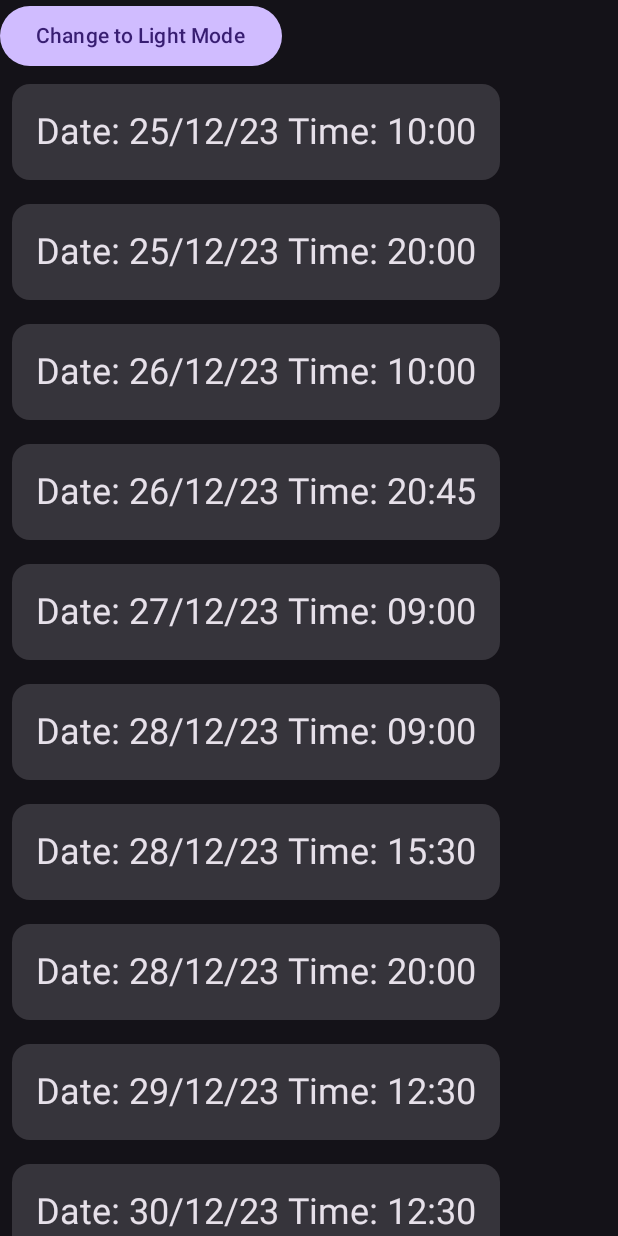
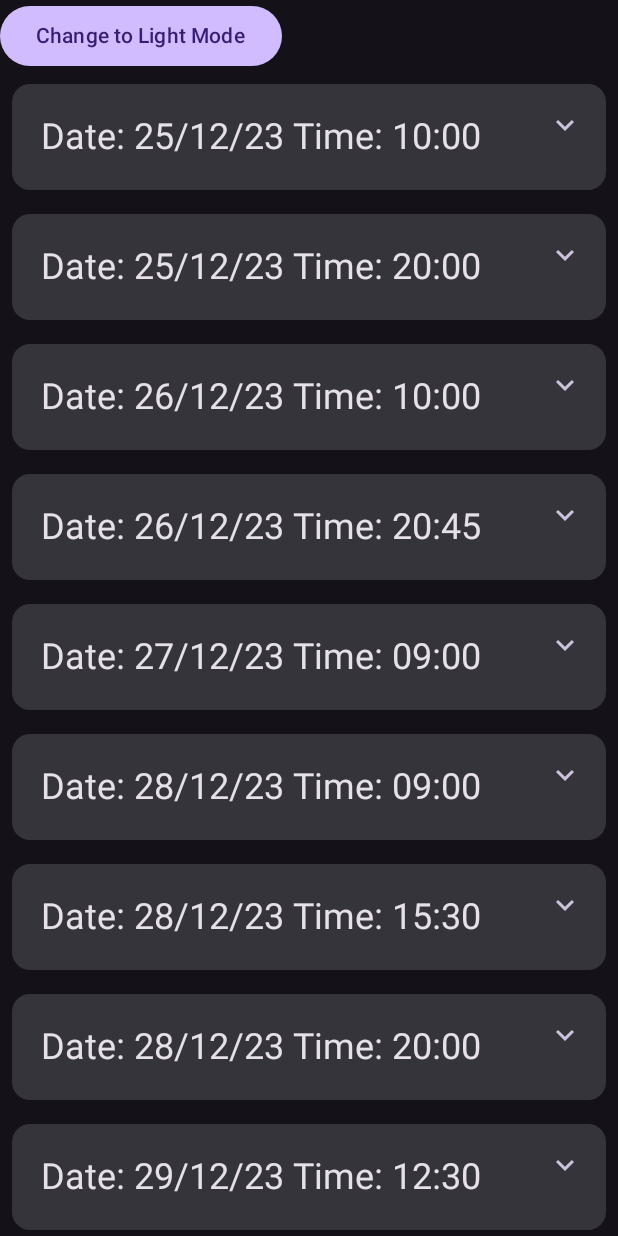
Before and after one commit to cianashby1337/Mobile_Integration_CA3, an Android app built with Jetpack Compose: the screen it shows after launch (MainActivity), on a phone screen of 412 x 824 dp. Run offline under Robolectric (Android 15) with nearby library versions, the phone set to English and light mode, and no system bars.

```diff
--- a/app/build.gradle.kts
+++ b/app/build.gradle.kts
@@ -59,6 +59,7 @@ dependencies {
     implementation("androidx.compose.ui:ui-graphics")
     implementation("androidx.compose.ui:ui-tooling-preview")
     implementation("androidx.compose.material3:material3")
+    implementation("androidx.compose.material:material-icons-extended")
     testImplementation("junit:junit:4.13.2")
     androidTestImplementation("androidx.test.ext:junit:1.1.5")
     androidTestImplementation("androidx.test.espresso:espresso-core:3.5.1")
--- a/app/src/main/java/com/example/mobile_integration_ca3/MainActivity.kt
+++ b/app/src/main/java/com/example/mobile_integration_ca3/MainActivity.kt
@@ -2,10 +2,15 @@ package com.example.mobile_integration_ca3
 
 import Datasource
 import android.os.Bundle
+import androidx.compose.foundation.layout.Spacer
 import android.util.Log
+import androidx.compose.animation.animateContentSize
 import androidx.activity.ComponentActivity
 import androidx.activity.compose.setContent
+import androidx.annotation.StringRes
 import androidx.compose.foundation.layout.fillMaxSize
+import androidx.compose.animation.core.Spring
+import androidx.compose.animation.core.spring
 import androidx.compose.material3.MaterialTheme
 import androidx.compose.material3.Surface
 import androidx.compose.material3.Text
@@ -23,13 +28,22 @@ import androidx.compose.foundation.lazy.LazyColumn
 import androidx.compose.foundation.lazy.items
 import androidx.compose.foundation.layout.Column
 import androidx.compose.foundation.Image
+import androidx.compose.foundation.layout.Row
+import androidx.compose.foundation.layout.fillMaxWidth
 import androidx.compose.material3.Button
+import androidx.compose.material3.IconButton
 import androidx.compose.runtime.getValue
 import androidx.compose.runtime.mutableStateOf
 import androidx.compose.runtime.remember
 import androidx.compose.runtime.setValue
 import androidx.compose.ui.res.painterResource
 import androidx.compose.ui.res.stringResource
+import androidx.compose.material.icons.filled.ExpandMore
+import androidx.compose.material.icons.Icons
+import androidx.compose.material.icons.filled.ExpandLess
+import androidx.compose.material3.Icon
+import androidx.compose.material3.IconButton
+import androidx.compose.ui.res.dimensionResource
 
 
 class MainActivity : ComponentActivity() {
@@ -65,24 +79,94 @@ fun DosesApp() {
 
 @Composable
 fun DoseCard(dose: Dose, modifier: Modifier = Modifier) {
+    var expanded by remember { mutableStateOf(false) }
     Card(modifier = modifier) {
-        Text(
-                text = LocalContext.current.getString(dose.stringResourceId),
-                modifier = Modifier.padding(16.dp),
-                style = MaterialTheme.typography.headlineSmall
-            )
+        Column(
+            modifier = Modifier
+                .animateContentSize(
+                    animationSpec = spring(
+                        dampingRatio = Spring.DampingRatioNoBouncy,
+                        stiffness = Spring.StiffnessMedium)
+                )
+        ) {
+            Row(
+                modifier = Modifier
+                    .fillMaxWidth()
+                    .padding(3.dp)
+            ) {
+                Text(
+                    text = LocalContext.current.getString(dose.datetime),
+                    modifier = Modifier.padding(16.dp),
+                    style = MaterialTheme.typography.headlineSmall
+                )
+                Spacer(modifier = Modifier.weight(1f))
+                DoseCardButton(
+                    expanded = expanded,
+                    onClick = { expanded = !expanded  }
+
+                )
+            }
+            if (expanded) {
+                DoseContents(
+                    dose.contents,
+                    modifier = Modifier.padding(
+                        start = 5.dp,
+                        top = 3.dp,
+                        end = 5.dp,
+                        bottom = 5.dp
+                    )
+                )
+            }
+        }
     }
-    Log.d("DoseCard","DoseCard successfully loaded with the string:" + LocalContext.current.getString(dose.stringResourceId))
+    Log.d("DoseCard","DoseCard successfully loaded with the string:" + LocalContext.current.getString(dose.datetime))
     // Looking at Logcat, we observe that two list items above/below the currently
     // visible list items are loaded. This is the result of using a LazyColumn, which
     // renders a more narrow range of items that need to be visible. Performance benefit
+}
+
+@Composable
+private fun DoseCardButton(
+    expanded: Boolean,
+    onClick: () -> Unit,
+    modifier: Modifier = Modifier
+) {
+    IconButton(
+        onClick = onClick,
+        modifier = modifier
+    ) {
+        Icon(
+            imageVector = if (expanded) Icons.Filled.ExpandLess else Icons.Filled.ExpandMore,
+            contentDescription = stringResource(R.string.expand_button_content_description),
+            tint = MaterialTheme.colorScheme.secondary
+        )
+    }
+}
+
+@Composable
+fun DoseContents(
+    @StringRes contents: Int,
+    modifier: Modifier = Modifier
+) {
+    Column(
+        modifier = modifier
+    ) {
+        Text(
+            text = "Contents:",
+            style = MaterialTheme.typography.labelSmall
+        )
+        Text(
+            text = stringResource(contents),
+            style = MaterialTheme.typography.bodyLarge
+        )
+    }
 }
 
 @Preview
 @Composable
 private fun DoseCardPreview() {
     Mobile_Integration_CA3Theme(darkTheme = true) {
-        DoseCard(Dose(R.string.Dose1))
+        DoseCard(Dose(R.string.Dose1,R.string.Contents1))
     }
 }
 
--- a/app/src/main/java/com/example/mobile_integration_ca3/data/Datasource.kt
+++ b/app/src/main/java/com/example/mobile_integration_ca3/data/Datasource.kt
@@ -4,45 +4,45 @@ import com.example.mobile_integration_ca3.model.Dose
 class Datasource() {
     fun loadDoses(): List<Dose> {
         return listOf<Dose>(
-            Dose(R.string.Dose1),
-            Dose(R.string.Dose2),
-            Dose(R.string.Dose3),
-            Dose(R.string.Dose4),
-            Dose(R.string.Dose5),
-            Dose(R.string.Dose6),
-            Dose(R.string.Dose7),
-            Dose(R.string.Dose8),
-            Dose(R.string.Dose9),
-            Dose(R.string.Dose10),
-            Dose(R.string.Dose11),
-            Dose(R.string.Dose12),
-            Dose(R.string.Dose13),
-            Dose(R.string.Dose14),
-            Dose(R.string.Dose15),
-            Dose(R.string.Dose16),
-            Dose(R.string.Dose17),
-            Dose(R.string.Dose18),
-            Dose(R.string.Dose19),
-            Dose(R.string.Dose20),
-            Dose(R.string.Dose21),
-            Dose(R.string.Dose22),
-            Dose(R.string.Dose23),
-            Dose(R.string.Dose24),
-            Dose(R.string.Dose25),
-            Dose(R.string.Dose26),
-            Dose(R.string.Dose27),
-            Dose(R.string.Dose28),
-            Dose(R.string.Dose29),
-            Dose(R.string.Dose30),
-            Dose(R.string.Dose31),
-            Dose(R.string.Dose32),
-            Dose(R.string.Dose33),
-            Dose(R.string.Dose34),
-            Dose(R.string.Dose35),
-            Dose(R.string.Dose36),
-            Dose(R.string.Dose37),
-            Dose(R.string.Dose38),
-            Dose(R.string.Dose39),
-            Dose(R.string.Dose40))
+            Dose(R.string.Dose1, R.string.Contents1),
+            Dose(R.string.Dose2, R.string.Contents2),
+            Dose(R.string.Dose3, R.string.Contents3),
+            Dose(R.string.Dose4, R.string.Contents4),
+            Dose(R.string.Dose5, R.string.Contents5),
+            Dose(R.string.Dose6, R.string.Contents6),
+            Dose(R.string.Dose7, R.string.Contents7),
+            Dose(R.string.Dose8, R.string.Contents8),
+            Dose(R.string.Dose9, R.string.Contents9),
+            Dose(R.string.Dose10, R.string.Contents10),
+            Dose(R.string.Dose11, R.string.Contents11),
+            Dose(R.string.Dose12, R.string.Contents12),
+            Dose(R.string.Dose13, R.string.Contents13),
+            Dose(R.string.Dose14, R.string.Contents14),
+            Dose(R.string.Dose15, R.string.Contents15),
+            Dose(R.string.Dose16, R.string.Contents16),
+            Dose(R.string.Dose17, R.string.Contents17),
+            Dose(R.string.Dose18, R.string.Contents18),
+            Dose(R.string.Dose19, R.string.Contents19),
+            Dose(R.string.Dose20, R.string.Contents20),
+            Dose(R.string.Dose21, R.string.Contents21),
+            Dose(R.string.Dose22, R.string.Contents22),
+            Dose(R.string.Dose23, R.string.Contents23),
+            Dose(R.string.Dose24, R.string.Contents24),
+            Dose(R.string.Dose25, R.string.Contents25),
+            Dose(R.string.Dose26, R.string.Contents26),
+            Dose(R.string.Dose27, R.string.Contents27),
+            Dose(R.string.Dose28, R.string.Contents28),
+            Dose(R.string.Dose29, R.string.Contents29),
+            Dose(R.string.Dose30, R.string.Contents30),
+            Dose(R.string.Dose31, R.string.Contents31),
+            Dose(R.string.Dose32, R.string.Contents32),
+            Dose(R.string.Dose33, R.string.Contents33),
+            Dose(R.string.Dose34, R.string.Contents34),
+            Dose(R.string.Dose35, R.string.Contents35),
+            Dose(R.string.Dose36, R.string.Contents36),
+            Dose(R.string.Dose37, R.string.Contents37),
+            Dose(R.string.Dose38, R.string.Contents38),
+            Dose(R.string.Dose39, R.string.Contents39),
+            Dose(R.string.Dose40, R.string.Contents40))
     }
 }
--- a/app/src/main/java/com/example/mobile_integration_ca3/model/Dose.kt
+++ b/app/src/main/java/com/example/mobile_integration_ca3/model/Dose.kt
@@ -2,5 +2,6 @@ package com.example.mobile_integration_ca3.model
 import androidx.annotation.DrawableRes
 import androidx.annotation.StringRes
 data class Dose(
-    @StringRes val stringResourceId: Int
+    @StringRes val datetime: Int,
+    @StringRes val contents: Int
 )
--- a/app/src/main/res/values/strings.xml
+++ b/app/src/main/res/values/strings.xml
@@ -1,5 +1,6 @@
 <resources>
     <string name="app_name">Mobile_Integration_CA3</string>
+    <string name="expand_button_content_description">Date: 25/12/23 Time: 10:00</string>
     <string name="Dose1">Date: 25/12/23 Time: 10:00</string>
     <string name="Dose2">Date: 25/12/23 Time: 20:00</string>
     <string name="Dose3">Date: 26/12/23 Time: 10:00</string>
@@ -40,4 +41,44 @@
     <string name="Dose38">Date: 27/01/24 Time: 12:15</string>
     <string name="Dose39">Date: 28/01/24 Time: 13:30</string>
     <string name="Dose40">Date: 29/01/24 Time: 14:45</string>
+    <string name="Contents1">Aspirin x2</string>
+    <string name="Contents2">Ibuprofen x1</string>
+    <string name="Contents3">Paracetamol x3</string>
+    <string name="Contents4">Cough Syrup x1</string>
+    <string name="Contents5">Antibiotic x2</string>
+    <string name="Contents6">Vitamin C x1</string>
+    <string name="Contents7">Antihistamine x2</string>
+    <string name="Contents8">Painkiller x2</string>
+    <string name="Contents9">Anti-inflammatory x1</string>
+    <string name="Contents10">Multivitamin x1</string>
+    <string name="Contents11">Blood Pressure Medication x1</string>
+    <string name="Contents12">Thyroid Medication x1</string>
+    <string name="Contents13">Allergy Medication x1</string>
+    <string name="Contents14">Anti-nausea Medication x1</string>
+    <string name="Contents15">Digestive Enzyme x1</string>
+    <string name="Contents16">Antacid x1</string>
+    <string name="Contents17">Migraine Medication x1</string>
+    <string name="Contents18">Sleep Aid x1</string>
+    <string name="Contents19">Heart Medication x1</string>
+    <string name="Contents20">Joint Supplement x1</string>
+    <string name="Contents21">Probiotic x1</string>
+    <string name="Contents22">Diuretic x1</string>
+    <string name="Contents23">Muscle Relaxant x1</string>
+    <string name="Contents24">Anti-anxiety Medication x1</string>
+    <string name="Contents25">Eye Drops x1</string>
+    <string name="Contents26">Fever Reducer x1</string>
+    <string name="Contents27">Corticosteroid x1</string>
+    <string name="Contents28">Cholesterol Medication x1</string>
+    <string name="Contents29">Antifungal Cream x1</string>
+    <string name="Contents30">Iron Supplement x1</string>
+    <string name="Contents31">Anti-acne Medication x1</string>
+    <string name="Contents32">Dietary Fiber Supplement x1</string>
+    <string name="Contents33">Nasal Decongestant x1</string>
+    <string name="Contents34">Pain Relief Patch x1</string>
+    <string name="Contents35">Anti-diarrheal Medication x1</string>
+    <string name="Contents36">Anti-itch Cream x1</string>
+    <string name="Contents37">Laxative x1</string>
+    <string name="Contents38">Antiviral Medication x1</string>
+    <string name="Contents39">Hormone Replacement Therapy x1</string>
+    <string name="Contents40">Immune Booster x1</string>
 </resources>
--- a/build.gradle.kts
+++ b/build.gradle.kts
@@ -1,5 +1,5 @@
 // Top-level build file where you can add configuration options common to all sub-projects/modules.
 plugins {
-    id("com.android.application") version "8.1.2" apply false
+    id("com.android.application") version "8.2.0" apply false
     id("org.jetbrains.kotlin.android") version "1.8.10" apply false
 }
```
Also changed, not shown: gradle/wrapper/gradle-wrapper.properties.
